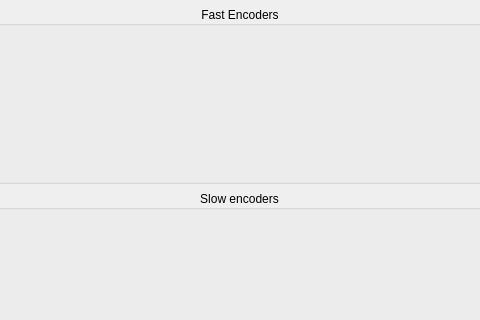
Above: src/widgets/encoders/encodersconfig.ui from anpeaco/FreeJoyXConfiguratorQt before the change; both pictures show x 291 to 771 and y 0 to 320 of the 1062 by 640 pixel window. Below: the same form after it.
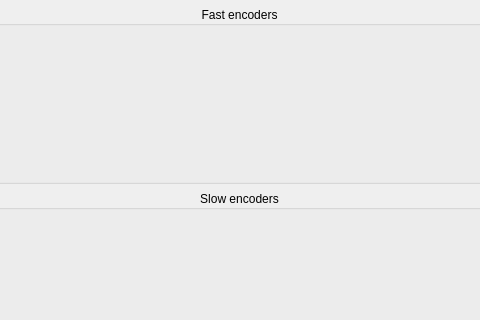
That is the form after the change.

Commit message: UI polish round 2: more frame cleanups, tooltips, copy fixes

Diff of the .ui file:
```diff
--- a/src/widgets/encoders/encodersconfig.ui
+++ b/src/widgets/encoders/encodersconfig.ui
@@ -62,7 +62,7 @@
           <string notr="true"/>
          </property>
          <property name="title">
-          <string>Fast Encoders</string>
+          <string>Fast encoders</string>
          </property>
          <property name="alignment">
           <set>Qt::AlignCenter</set>
```
The commit also changes 4 other files.
